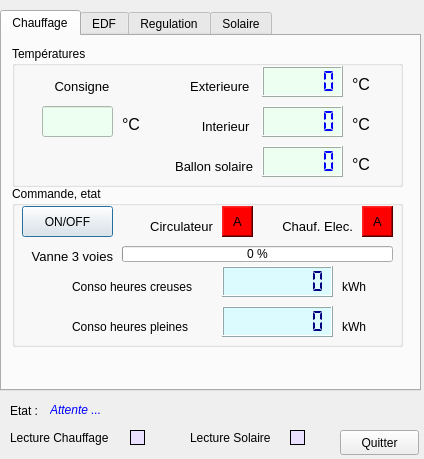
Qt form HDMI_Chauffage.ui (pchirouze/PyQt4ChauffageWipyHMI) before a commit.
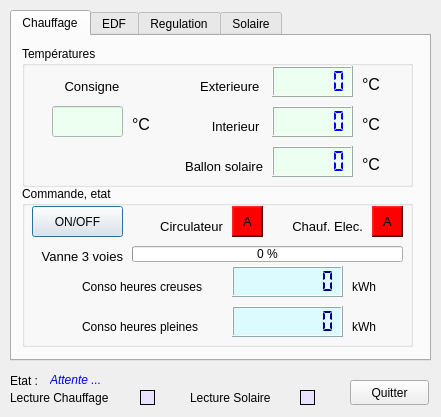
The same form after that commit.

Commit message: Modif  Interface graphique

The edit to the form file:
```diff
--- a/HDMI_Chauffage.ui
+++ b/HDMI_Chauffage.ui
@@ -6,8 +6,8 @@
    <rect>
     <x>0</x>
     <y>0</y>
-    <width>424</width>
-    <height>459</height>
+    <width>441</width>
+    <height>417</height>
    </rect>
   </property>
   <property name="windowTitle">
@@ -16,10 +16,10 @@
   <widget class="QTabWidget" name="tabWidget">
    <property name="geometry">
     <rect>
-     <x>0</x>
+     <x>10</x>
      <y>10</y>
      <width>421</width>
-     <height>381</height>
+     <height>351</height>
     </rect>
    </property>
    <property name="currentIndex">
@@ -1902,7 +1902,7 @@
    <property name="geometry">
     <rect>
      <x>10</x>
-     <y>400</y>
+     <y>370</y>
      <width>61</width>
      <height>21</height>
     </rect>
@@ -1918,7 +1918,7 @@
    <property name="geometry">
     <rect>
      <x>50</x>
-     <y>400</y>
+     <y>370</y>
      <width>301</width>
      <height>21</height>
     </rect>
@@ -1941,8 +1941,8 @@
   <widget class="QPushButton" name="pushButton_quit">
    <property name="geometry">
     <rect>
-     <x>340</x>
-     <y>430</y>
+     <x>350</x>
+     <y>380</y>
      <width>79</width>
      <height>25</height>
     </rect>
@@ -1954,8 +1954,8 @@
   <widget class="QLabel" name="label_53">
    <property name="geometry">
     <rect>
-     <x>130</x>
-     <y>430</y>
+     <x>140</x>
+     <y>390</y>
      <width>15</width>
      <height>15</height>
     </rect>
@@ -1973,8 +1973,8 @@
   <widget class="QLabel" name="label_59">
    <property name="geometry">
     <rect>
-     <x>290</x>
-     <y>430</y>
+     <x>300</x>
+     <y>390</y>
      <width>15</width>
      <height>15</height>
     </rect>
@@ -1993,8 +1993,8 @@
    <property name="geometry">
     <rect>
      <x>10</x>
-     <y>430</y>
-     <width>141</width>
+     <y>390</y>
+     <width>121</width>
      <height>16</height>
     </rect>
    </property>
@@ -2006,8 +2006,8 @@
    <property name="geometry">
     <rect>
      <x>190</x>
-     <y>430</y>
-     <width>91</width>
+     <y>390</y>
+     <width>101</width>
      <height>16</height>
     </rect>
    </property>
```
The commit also changes 1 other file.
